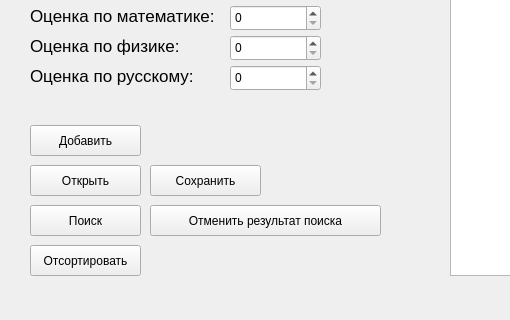
Above: Lab_2/Task_2/mainwindow.ui from HXPPY228/OAiP_Sem2 before the change; both pictures show x 0 to 510 and y 105 to 425 of the 1258 by 425 pixel window. Below: the same form after it.
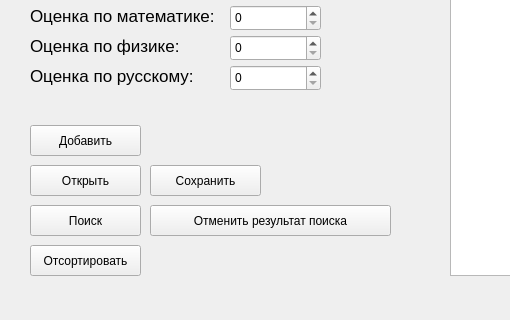
That is the form after the change.

```diff
--- a/Lab_2/Task_2/mainwindow.ui
+++ b/Lab_2/Task_2/mainwindow.ui
@@ -342,7 +342,7 @@
      <rect>
       <x>150</x>
       <y>310</y>
-      <width>231</width>
+      <width>241</width>
       <height>31</height>
      </rect>
     </property>
```
